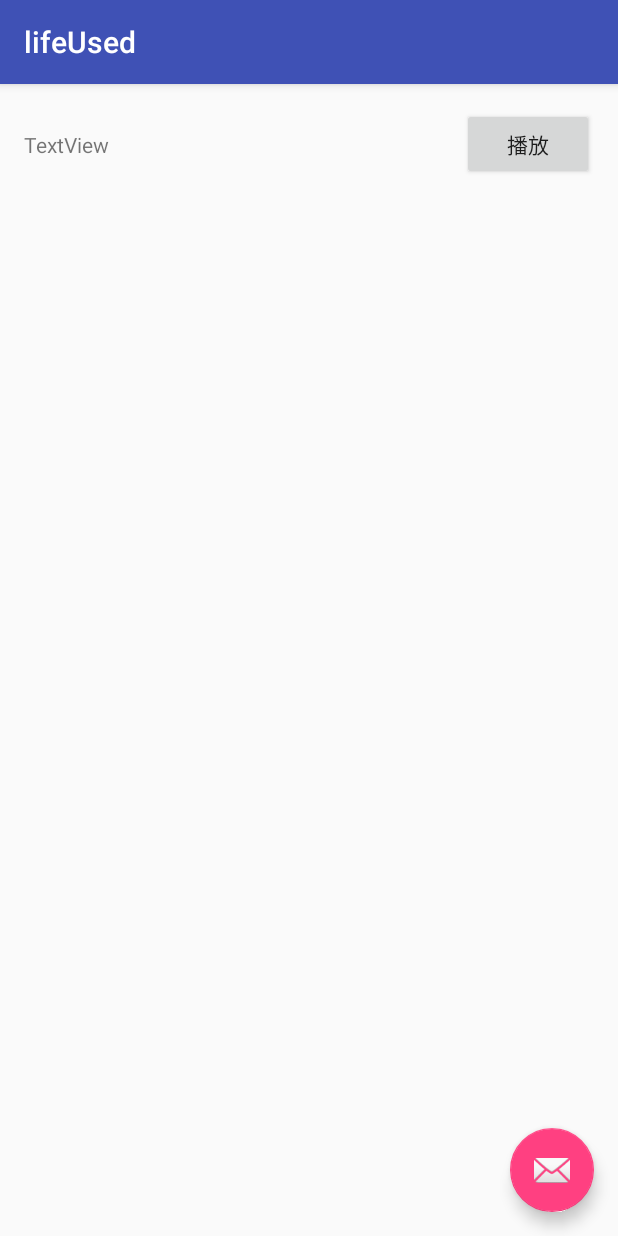
After one commit to ShaoboFeng/xiaoi, an Android app: the LifeUsedActivity screen opened directly, with no data from a screen before it, on a phone screen of 412 x 824 dp. The commit adds this screen. Run offline under Robolectric (Android 15) with nearby library versions, the phone set to English and light mode, and no system bars.

Commit message:
add record function

```diff
--- a/android/XiaoAi/app/src/main/java/com/zachary/shaobo/xiaoai/MainActivity.java
+++ b/android/XiaoAi/app/src/main/java/com/zachary/shaobo/xiaoai/MainActivity.java
@@ -93,8 +93,8 @@ public class MainActivity extends AppCompatActivity
         // Handle navigation view item clicks here.
         int id = item.getItemId();
 
-        if (id == R.id.nav_camera) {
-            // Handle the camera action
+        if (id == R.id.life_used) {
+            startActivity(new Intent(this,LifeUsedActivity.class));
         } else if (id == R.id.nav_gallery) {
 
         } else if (id == R.id.nav_slideshow) {
--- /dev/null
+++ b/android/XiaoAi/app/src/main/res/layout/activity_life_used.xml
@@ -0,0 +1,34 @@
+<?xml version="1.0" encoding="utf-8"?>
+<android.support.design.widget.CoordinatorLayout xmlns:android="http://schemas.android.com/apk/res/android"
+    xmlns:app="http://schemas.android.com/apk/res-auto"
+    xmlns:tools="http://schemas.android.com/tools"
+    android:layout_width="match_parent"
+    android:layout_height="match_parent"
+    android:fitsSystemWindows="true"
+    tools:context="com.zachary.shaobo.xiaoai.lifeUsedActivity">
+
+    <android.support.design.widget.AppBarLayout
+        android:layout_width="match_parent"
+        android:layout_height="wrap_content"
+        android:theme="@style/AppTheme.AppBarOverlay">
+
+        <android.support.v7.widget.Toolbar
+            android:id="@+id/toolbar"
+            android:layout_width="match_parent"
+            android:layout_height="?attr/actionBarSize"
+            android:background="?attr/colorPrimary"
+            app:popupTheme="@style/AppTheme.PopupOverlay" />
+
+    </android.support.design.widget.AppBarLayout>
+
+    <include layout="@layout/content_life_used" />
+
+    <android.support.design.widget.FloatingActionButton
+        android:id="@+id/fab"
+        android:layout_width="wrap_content"
+        android:layout_height="wrap_content"
+        android:layout_gravity="bottom|end"
+        android:layout_margin="@dimen/fab_margin"
+        app:srcCompat="@android:drawable/ic_dialog_email" />
+
+</android.support.design.widget.CoordinatorLayout>
--- /dev/null
+++ b/android/XiaoAi/app/src/main/res/layout/content_life_used.xml
@@ -0,0 +1,28 @@
+<?xml version="1.0" encoding="utf-8"?>
+<LinearLayout xmlns:android="http://schemas.android.com/apk/res/android"
+    xmlns:app="http://schemas.android.com/apk/res-auto"
+    xmlns:tools="http://schemas.android.com/tools"
+    android:id="@+id/content_life_used"
+    android:layout_width="match_parent"
+    android:layout_height="match_parent"
+    android:paddingBottom="@dimen/activity_vertical_margin"
+    android:paddingLeft="@dimen/activity_horizontal_margin"
+    android:paddingRight="@dimen/activity_horizontal_margin"
+    android:paddingTop="@dimen/activity_vertical_margin"
+    app:layout_behavior="@string/appbar_scrolling_view_behavior"
+    tools:context="com.zachary.shaobo.xiaoai.LifeUsedActivity"
+    tools:showIn="@layout/activity_life_used">
+    <TextView
+
+        android:layout_width="wrap_content"
+        android:text="TextView"
+        android:layout_height="wrap_content"
+        android:id="@+id/record_text"
+        android:layout_weight="1" />
+    <Button
+        android:id="@+id/record_play"
+        android:layout_width="wrap_content"
+        android:layout_height="wrap_content"
+        android:text="@string/record_play"
+        />
+</LinearLayout>
--- a/android/XiaoAi/app/src/main/res/menu/activity_main_drawer.xml
+++ b/android/XiaoAi/app/src/main/res/menu/activity_main_drawer.xml
@@ -3,9 +3,9 @@
 
     <group android:checkableBehavior="single">
         <item
-            android:id="@+id/nav_camera"
+            android:id="@+id/life_used"
             android:icon="@drawable/ic_menu_camera"
-            android:title="Import" />
+            android:title="常用功能" />
         <item
             android:id="@+id/nav_gallery"
             android:icon="@drawable/ic_menu_gallery"
--- a/android/XiaoAi/app/src/main/res/values/strings.xml
+++ b/android/XiaoAi/app/src/main/res/values/strings.xml
@@ -82,4 +82,6 @@
     <string name="title_activity_new_version">NewVersionActivity</string>
     <string name="buttion_text_newversion">确认更新</string>
     <string name="title_activity_devices_manager">SmartHome</string>
+    <string name="title_activity_life_used">lifeUsed</string>
+    <string name="record_play">播放</string>
 </resources>
```
Also changed, not shown: android/XiaoAi/app/src/main/AndroidManifest.xml (+13 -3 lines), android/XiaoAi/app/src/main/java/com/zachary/shaobo/xiaoai/LifeUsedActivity.java (added, +173 -0 lines), android/XiaoAi/app/src/main/java/com/zachary/shaobo/xiaoai/utils/RecordPlayer.java (added, +67 -0 lines), android/XiaoAi/app/src/main/res/drawable/app.png (added), android/XiaoAi/app/src/main/res/mipmap-hdpi/ic_launcher.png (deleted).
